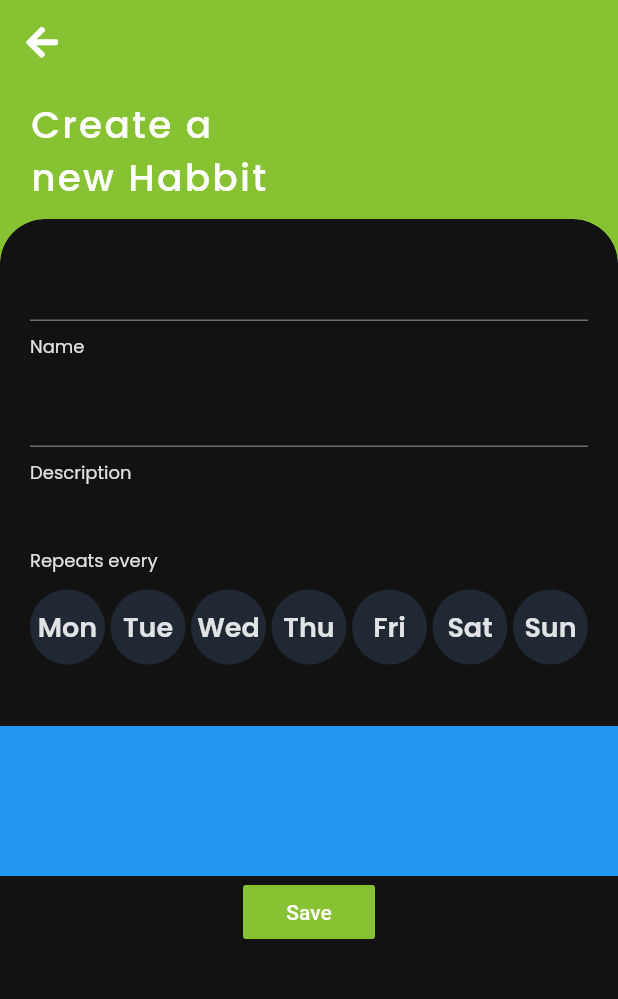
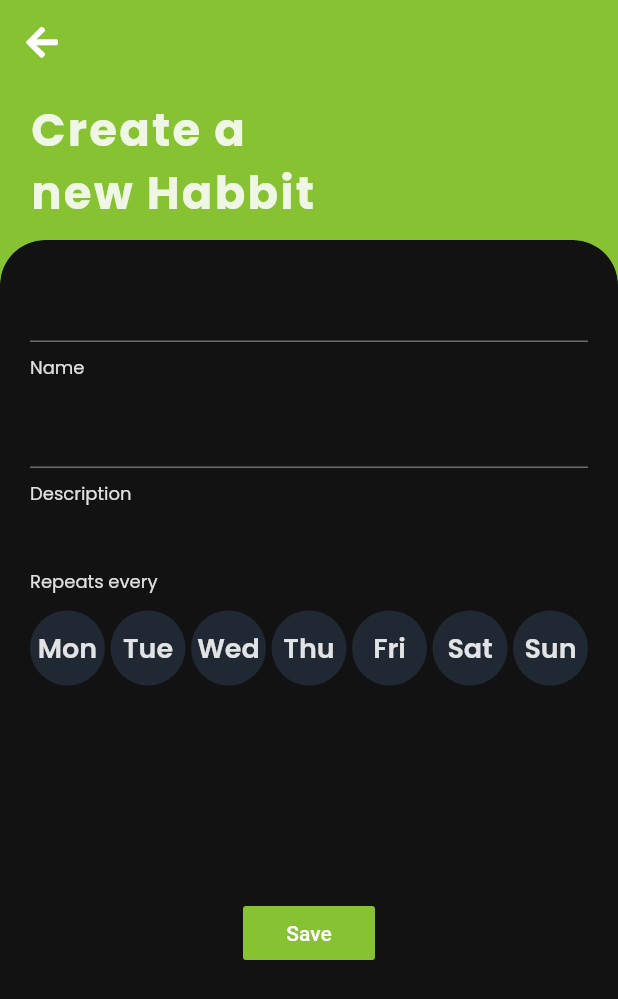
Before and after one commit to SatishBV/Habbit, a Flutter app: the CreateHabbit screen opened directly with empty values, on a phone screen of 412 x 824 dp. Shown: the top 999 px of the screen. Run offline on Flutter 3.47's test engine with Material 2 defaults, Android fonts, the phone set to English and light mode, and no system bars; our stand-ins replace font_awesome_flutter, google_fonts.

Commit message:
Remove colored container and update screen title style

```diff
--- a/lib/Constants/styles.dart
+++ b/lib/Constants/styles.dart
@@ -24,9 +24,9 @@ TextStyle get kScreenTitleLabel {
 
 TextStyle get kAddHabitPageTitleLabel {
 	return GoogleFonts.poppins(
-		color: textColor,
-		fontWeight: FontWeight.w500,
-		fontSize: 25.0,
+		color: textColor.withOpacity(0.87),
+		fontWeight: FontWeight.w700,
+		fontSize: 30.0,
 		height: 1.4,
 		letterSpacing: 1.5,
 	);
--- a/lib/add_habit.dart
+++ b/lib/add_habit.dart
@@ -84,7 +84,7 @@ class _CreateHabitState extends State<CreateHabbit> {
               SizedBox(height: 30.0),
               Container(
                 height: 100.0,
-                color: Colors.blue,
+                // color: Colors.blue,
               ),
               FlatButton(
                 color: kGreenColor,
```
